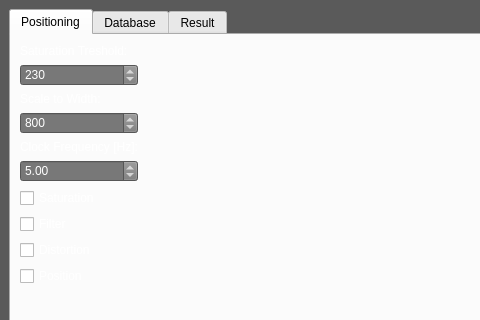
Old version of the form mainwindow.ui in the repository BurtBR/LIPS; both pictures show x 0 to 480 and y 0 to 320 of the 1150 by 792 pixel window.
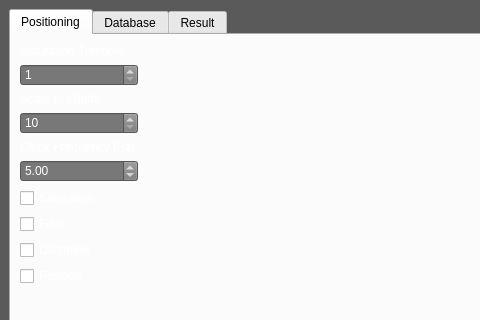
New version of the form. Icons and pictures are not drawn.

Patch:
```diff
--- a/mainwindow.ui
+++ b/mainwindow.ui
@@ -100,7 +100,7 @@
              <number>255</number>
             </property>
             <property name="value">
-             <number>230</number>
+             <number>1</number>
             </property>
            </widget>
           </item>
@@ -120,7 +120,7 @@
              <number>4000</number>
             </property>
             <property name="value">
-             <number>800</number>
+             <number>10</number>
             </property>
            </widget>
           </item>
```
